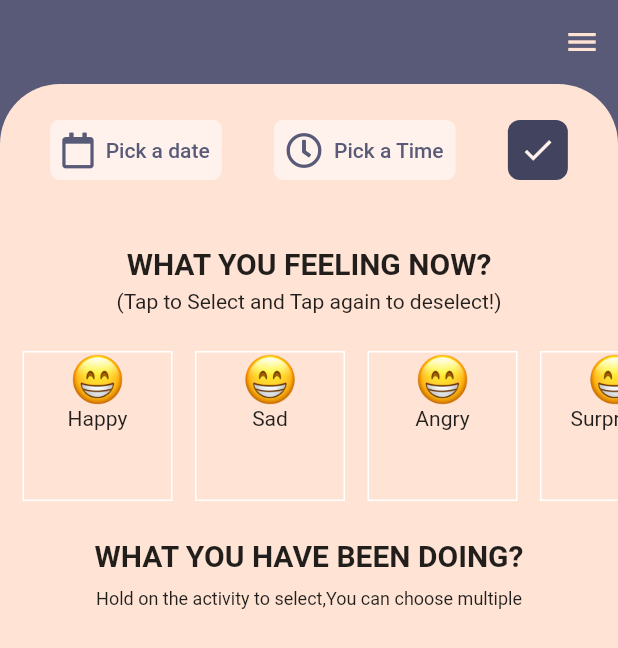
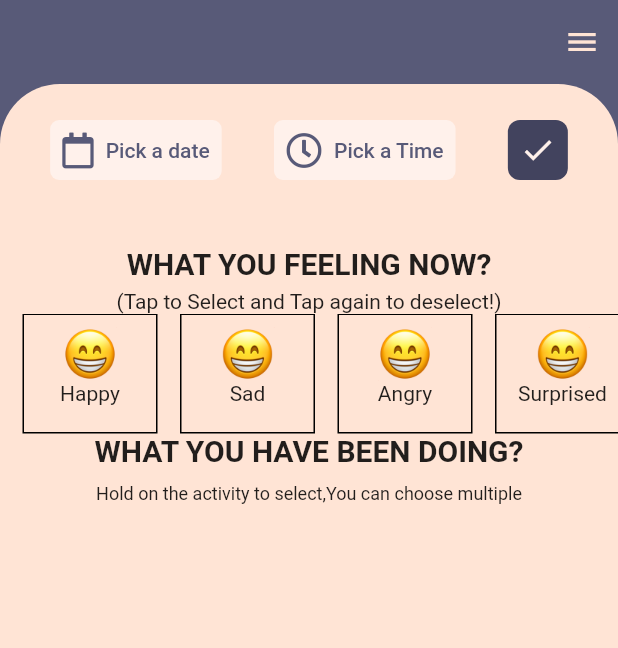
Before and after one commit to renankanu/app_humor_diary, a Flutter app: the screen it shows after launch, on a phone screen of 412 x 824 dp. Shown: the top 648 px of the screen. Run offline on Flutter 3.47's test engine with Material 2 defaults, Android fonts, the phone set to English and light mode, and no system bars; our stand-ins replace font_awesome_flutter, sqflite; accounts and stored records are empty.

Commit message:
Feature - select humor ok

```diff
--- a/lib/screen/home/home_screen.dart
+++ b/lib/screen/home/home_screen.dart
@@ -18,14 +18,20 @@ class _HomeScreenState extends State<HomeScreen> {
   String dateonly;
   String datetime;
   int ontapcount = 0;
-  List<Humor> humors = [
-    Humor('assets/happy.png', 'Happy', false),
-    Humor('assets/happy.png', 'Sad', false),
-    Humor('assets/happy.png', 'Angry', false),
-    Humor('assets/happy.png', 'Surprised', false),
-    Humor('assets/happy.png', 'Loving', false),
-    Humor('assets/happy.png', 'Scared', false)
-  ];
+  List<Humor> humors = [];
+  @override
+  void initState() {
+    super.initState();
+    humors = [
+      Humor('assets/happy.png', 'Happy', true),
+      Humor('assets/happy.png', 'Sad', true),
+      Humor('assets/happy.png', 'Angry', true),
+      Humor('assets/happy.png', 'Surprised', true),
+      Humor('assets/happy.png', 'Loving', true),
+      Humor('assets/happy.png', 'Scared', true)
+    ];
+  }
+
   @override
   Widget build(BuildContext context) {
     return Scaffold(
@@ -143,7 +149,7 @@ class _HomeScreenState extends State<HomeScreen> {
             SizedBox(height: 6),
             Text('(Tap to Select and Tap again to deselect!)'),
             SizedBox(
-              height: 150,
+              height: 80,
               child: ListView.builder(
                   scrollDirection: Axis.horizontal,
                   itemCount: humors.length,
@@ -169,8 +175,7 @@ class _HomeScreenState extends State<HomeScreen> {
                               ontapcount = ontapcount + 1;
                               print(humor);
                             });
-                          }
-                          if (humors[index].isSelected) {
+                          } else if (humors[index].isSelected) {
                             setState(() {
                               humors[index].isSelected = false;
                               ontapcount = 0;
--- a/lib/screen/widgets/humor_icon.dart
+++ b/lib/screen/widgets/humor_icon.dart
@@ -8,6 +8,8 @@ class HumorIcon extends StatelessWidget {
   @override
   Widget build(BuildContext context) {
     return Container(
+      child: Padding(
+        padding: const EdgeInsets.all(8.0),
         child: Column(
           children: <Widget>[
             Image.asset(
@@ -18,11 +20,11 @@ class HumorIcon extends StatelessWidget {
             Text(name)
           ],
         ),
+      ),
       decoration: BoxDecoration(
         border: Border.all(color: colour),
       ),
-      width: 100,
-      height: 100,
+      width: 90,
     );
   }
 }
```
Lines whose indentation alone changed are shown as unchanged.
